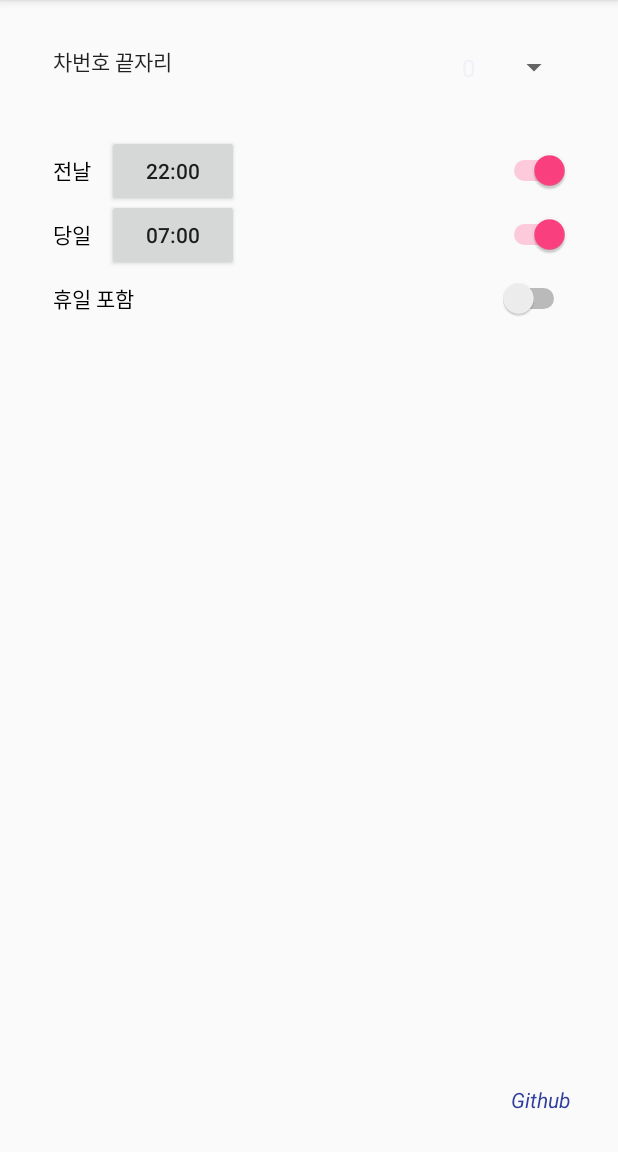
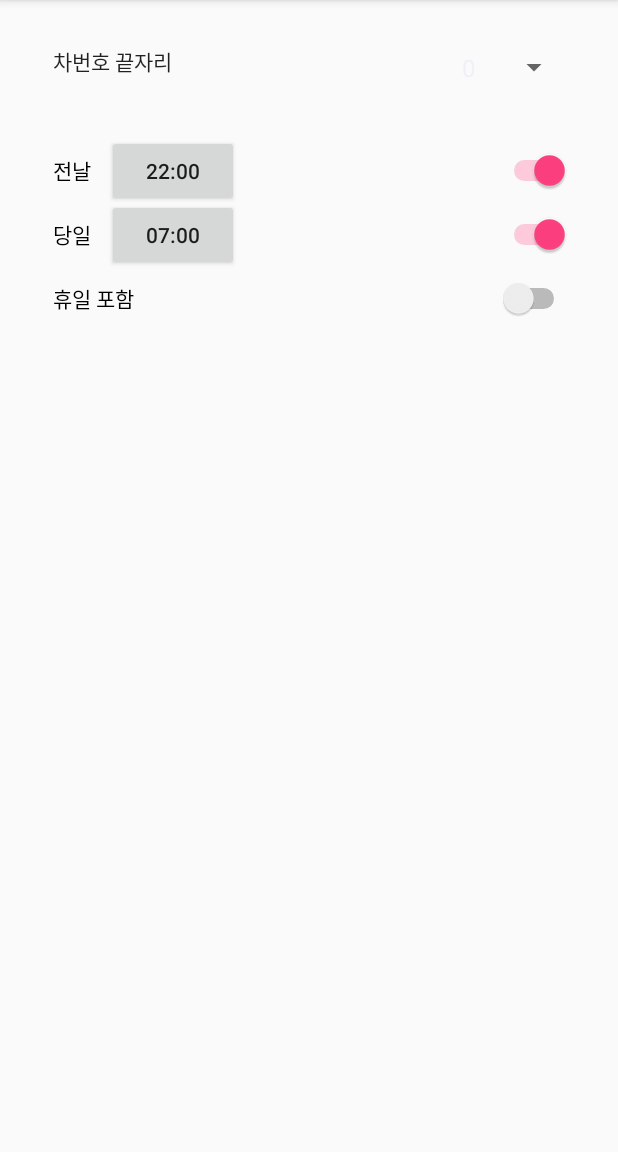
Before and after one commit to marchpig/car-free-dog, an Android app: the screen it shows after launch (MainActivity), on a phone screen of 412 x 824 dp, the part 84-1236 px from its top. Run offline under Robolectric (Android 15) with nearby library versions, the phone set to English and light mode, and no system bars; 2 statements that could not run were skipped.

Commit message:
Revert "Add github link"
This reverts commit e7e11ccac9df8b8952bbf9f0f94cbbfa7f3a28e3.

```diff
--- a/app/src/main/res/layout/activity_main.xml
+++ b/app/src/main/res/layout/activity_main.xml
@@ -93,16 +93,4 @@
         android:layout_marginStart="36dp"
         android:text="" />
 
-    <TextView
-        android:id="@+id/githubLinkTextView"
-        android:layout_width="wrap_content"
-        android:layout_height="wrap_content"
-        android:layout_alignEnd="@+id/alarmHolidaySwitch"
-        android:layout_alignParentBottom="true"
-        android:layout_alignRight="@+id/alarmHolidaySwitch"
-        android:layout_marginBottom="25dp"
-        android:text="Github"
-        android:textColor="?attr/colorPrimaryDark"
-        android:textStyle="italic" />
-
 </RelativeLayout>
--- a/app/src/main/res/values/strings.xml
+++ b/app/src/main/res/values/strings.xml
@@ -8,7 +8,6 @@
     <string name="noti_text_pre_alarm">내일은 10부제 날입니다!</string>
     <string name="noti_title_day_alarm">오늘 10부제</string>
     <string name="noti_text_day_alarm">오늘은 10부제 날입니다!</string>
-    <string name="github_url">https://github.com/marchpig/car-free-dog</string>
 
     <string-array name="car_number_array">
         <item>0</item>
```
Also changed, not shown: app/src/main/java/com/marchpig/carfreedog/MainActivity.kt (+0 -11 lines).
